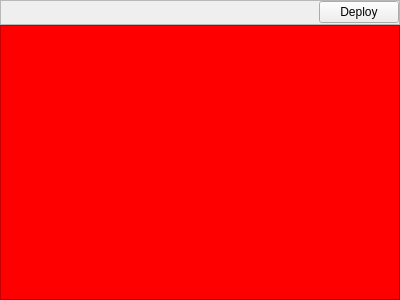
First picture: the form in damaker_gui/windows/BatchParametersWidget.ui, repository sebbeutler/DAMAKER_old, before the edit.
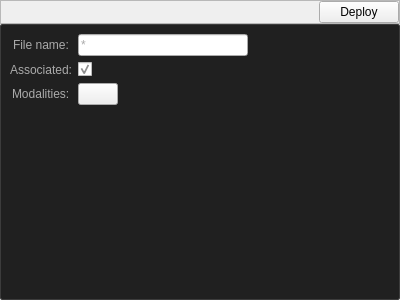
Second picture: the form after the edit. Icons and pictures are not drawn.

```diff
--- a/damaker_gui/windows/BatchParametersWidget.ui
+++ b/damaker_gui/windows/BatchParametersWidget.ui
@@ -10,6 +10,12 @@
     <height>300</height>
    </rect>
   </property>
+  <property name="sizePolicy">
+   <sizepolicy hsizetype="Preferred" vsizetype="MinimumExpanding">
+    <horstretch>0</horstretch>
+    <verstretch>0</verstretch>
+   </sizepolicy>
+  </property>
   <property name="windowTitle">
    <string>Frame</string>
   </property>
@@ -89,15 +95,34 @@
     </widget>
    </item>
    <item>
-    <widget class="QFrame" name="form">
+    <widget class="QFrame" name="batch_form">
+     <property name="sizePolicy">
+      <sizepolicy hsizetype="Preferred" vsizetype="MinimumExpanding">
+       <horstretch>0</horstretch>
+       <verstretch>0</verstretch>
+      </sizepolicy>
+     </property>
      <property name="minimumSize">
       <size>
        <width>0</width>
-       <height>10</height>
+       <height>100</height>
       </size>
      </property>
      <property name="styleSheet">
-      <string notr="true">background: red;</string>
+      <string notr="true">* {
+	color: rgb(170, 170, 170);
+}
+
+QFrame {
+background: rgb(32,32,32);
+border-radius: 2px;
+border: 1px solid rgb(60, 60, 60);
+}
+
+QLabel {
+
+	border-width: 0px;
+}</string>
      </property>
      <property name="frameShape">
       <enum>QFrame::StyledPanel</enum>
@@ -105,7 +130,75 @@
      <property name="frameShadow">
       <enum>QFrame::Raised</enum>
      </property>
-     <layout class="QFormLayout" name="formLayout_2"/>
+     <layout class="QFormLayout" name="batch_form_layout">
+      <property name="labelAlignment">
+       <set>Qt::AlignCenter</set>
+      </property>
+      <property name="formAlignment">
+       <set>Qt::AlignHCenter|Qt::AlignTop</set>
+      </property>
+      <item row="0" column="0">
+       <widget class="QLabel" name="label">
+        <property name="text">
+         <string>File name:</string>
+        </property>
+       </widget>
+      </item>
+      <item row="0" column="1">
+       <widget class="QLineEdit" name="filename_input">
+        <property name="maximumSize">
+         <size>
+          <width>170</width>
+          <height>16777215</height>
+         </size>
+        </property>
+        <property name="text">
+         <string>*</string>
+        </property>
+       </widget>
+      </item>
+      <item row="1" column="0">
+       <widget class="QLabel" name="label_2">
+        <property name="text">
+         <string>Associated:</string>
+        </property>
+       </widget>
+      </item>
+      <item row="1" column="1">
+       <widget class="QCheckBox" name="checkBox_associated">
+        <property name="text">
+         <string/>
+        </property>
+        <property name="checked">
+         <bool>true</bool>
+        </property>
+       </widget>
+      </item>
+      <item row="2" column="0">
+       <widget class="QLabel" name="label_3">
+        <property name="text">
+         <string>Modalities:</string>
+        </property>
+       </widget>
+      </item>
+      <item row="2" column="1">
+       <widget class="QPushButton" name="btn_add_mod">
+        <property name="sizePolicy">
+         <sizepolicy hsizetype="Fixed" vsizetype="Fixed">
+          <horstretch>0</horstretch>
+          <verstretch>0</verstretch>
+         </sizepolicy>
+        </property>
+        <property name="text">
+         <string/>
+        </property>
+        <property name="icon">
+         <iconset resource="../resources/files.qrc">
+          <normaloff>:/16x16/icons/16x16/cil-plus.png</normaloff>:/16x16/icons/16x16/cil-plus.png</iconset>
+        </property>
+       </widget>
+      </item>
+     </layout>
     </widget>
    </item>
   </layout>
```
Left out of the diff: 4 changed lines with no effect on the pictures.
